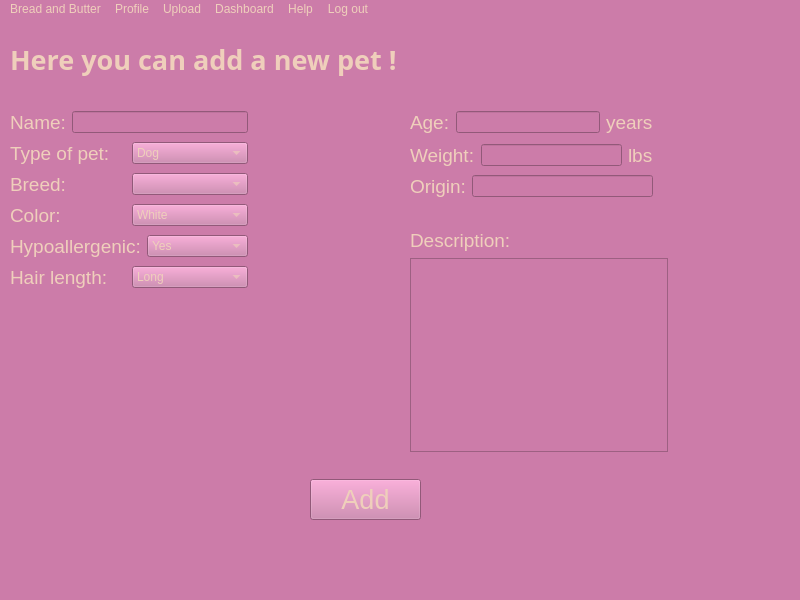
The window that breadnbutter/gui/shelterupload.ui (jacksodl23/cs-205-pet-adoption) describes before a commit, drawn with Qt 5.
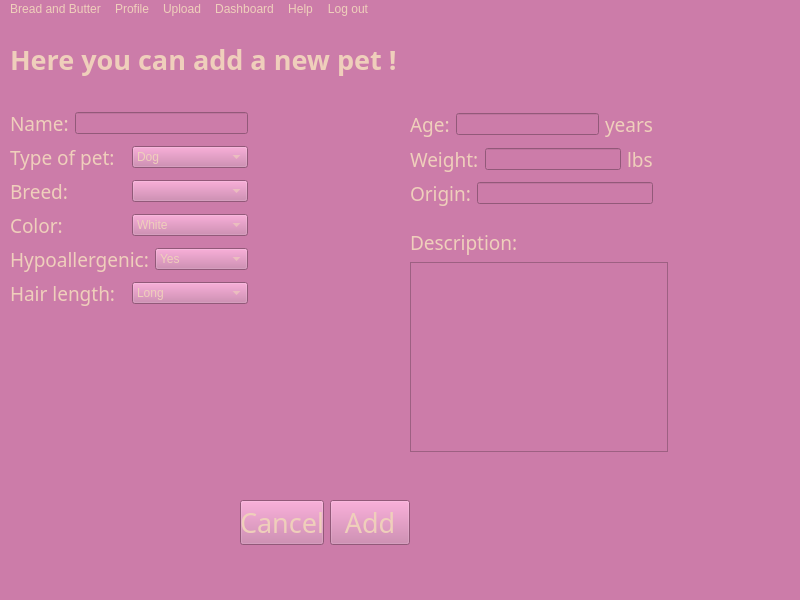
The same window after the commit.

Commit message: Added a back button to the shelter upload screen

```diff
--- a/breadnbutter/gui/shelterupload.ui
+++ b/breadnbutter/gui/shelterupload.ui
@@ -42,34 +42,13 @@
      <string>Here you can add a new pet !</string>
     </property>
    </widget>
-   <widget class="QPushButton" name="pushButton">
-    <property name="geometry">
-     <rect>
-      <x>310</x>
-      <y>460</y>
-      <width>111</width>
-      <height>41</height>
-     </rect>
-    </property>
-    <property name="font">
-     <font>
-      <pointsize>20</pointsize>
-     </font>
-    </property>
-    <property name="styleSheet">
-     <string notr="true">color: rgb(239, 207, 187);</string>
-    </property>
-    <property name="text">
-     <string>Add</string>
-    </property>
-   </widget>
    <widget class="QWidget" name="layoutWidget">
     <property name="geometry">
      <rect>
       <x>10</x>
       <y>90</y>
       <width>238</width>
-      <height>182</height>
+      <height>200</height>
      </rect>
     </property>
     <layout class="QVBoxLayout" name="verticalLayout">
@@ -79,6 +58,7 @@
         <widget class="QLabel" name="label_13">
          <property name="font">
           <font>
+           <family>Dyuthi</family>
            <pointsize>14</pointsize>
           </font>
          </property>
@@ -105,6 +85,7 @@
         <widget class="QLabel" name="label_2">
          <property name="font">
           <font>
+           <family>Dyuthi</family>
            <pointsize>14</pointsize>
           </font>
          </property>
@@ -156,6 +137,7 @@
         <widget class="QLabel" name="label_3">
          <property name="font">
           <font>
+           <family>Dyuthi</family>
            <pointsize>14</pointsize>
           </font>
          </property>
@@ -182,6 +164,7 @@
         <widget class="QLabel" name="label_4">
          <property name="font">
           <font>
+           <family>Dyuthi</family>
            <pointsize>14</pointsize>
           </font>
          </property>
@@ -233,6 +216,7 @@
         <widget class="QLabel" name="label_5">
          <property name="font">
           <font>
+           <family>Dyuthi</family>
            <pointsize>14</pointsize>
           </font>
          </property>
@@ -269,6 +253,7 @@
         <widget class="QLabel" name="label_6">
          <property name="font">
           <font>
+           <family>Dyuthi</family>
            <pointsize>14</pointsize>
           </font>
          </property>
@@ -312,7 +297,7 @@
       <x>410</x>
       <y>90</y>
       <width>243</width>
-      <height>89</height>
+      <height>98</height>
      </rect>
     </property>
     <layout class="QVBoxLayout" name="verticalLayout_2">
@@ -322,6 +307,7 @@
         <widget class="QLabel" name="label_7">
          <property name="font">
           <font>
+           <family>Dyuthi</family>
            <pointsize>14</pointsize>
           </font>
          </property>
@@ -344,6 +330,7 @@
         <widget class="QLabel" name="label_11">
          <property name="font">
           <font>
+           <family>Dyuthi</family>
            <pointsize>14</pointsize>
           </font>
          </property>
@@ -363,6 +350,7 @@
         <widget class="QLabel" name="label_8">
          <property name="font">
           <font>
+           <family>Dyuthi</family>
            <pointsize>14</pointsize>
           </font>
          </property>
@@ -385,6 +373,7 @@
         <widget class="QLabel" name="label_12">
          <property name="font">
           <font>
+           <family>Dyuthi</family>
            <pointsize>14</pointsize>
           </font>
          </property>
@@ -404,6 +393,7 @@
         <widget class="QLabel" name="label_9">
          <property name="font">
           <font>
+           <family>Dyuthi</family>
            <pointsize>14</pointsize>
           </font>
          </property>
@@ -440,6 +430,7 @@
       <widget class="QLabel" name="label_10">
        <property name="font">
         <font>
+         <family>Dyuthi</family>
          <pointsize>14</pointsize>
         </font>
        </property>
@@ -460,6 +451,47 @@
      </item>
     </layout>
    </widget>
+   <widget class="QWidget" name="">
+    <property name="geometry">
+     <rect>
+      <x>240</x>
+      <y>480</y>
+      <width>170</width>
+      <height>47</height>
+     </rect>
+    </property>
+    <layout class="QHBoxLayout" name="horizontalLayout_10">
+     <item>
+      <widget class="QPushButton" name="cancelButton">
+       <property name="font">
+        <font>
+         <family>Dyuthi</family>
+         <pointsize>20</pointsize>
+        </font>
+       </property>
+       <property name="text">
+        <string>Cancel</string>
+       </property>
+      </widget>
+     </item>
+     <item>
+      <widget class="QPushButton" name="addButton">
+       <property name="font">
+        <font>
+         <family>Dyuthi</family>
+         <pointsize>20</pointsize>
+        </font>
+       </property>
+       <property name="styleSheet">
+        <string notr="true">color: rgb(239, 207, 187);</string>
+       </property>
+       <property name="text">
+        <string>Add</string>
+       </property>
+      </widget>
+     </item>
+    </layout>
+   </widget>
   </widget>
   <widget class="QMenuBar" name="menubar">
    <property name="geometry">
```
Left out of the diff: 7 changed lines with no effect on the pictures. The commit also changes 2 other files.
